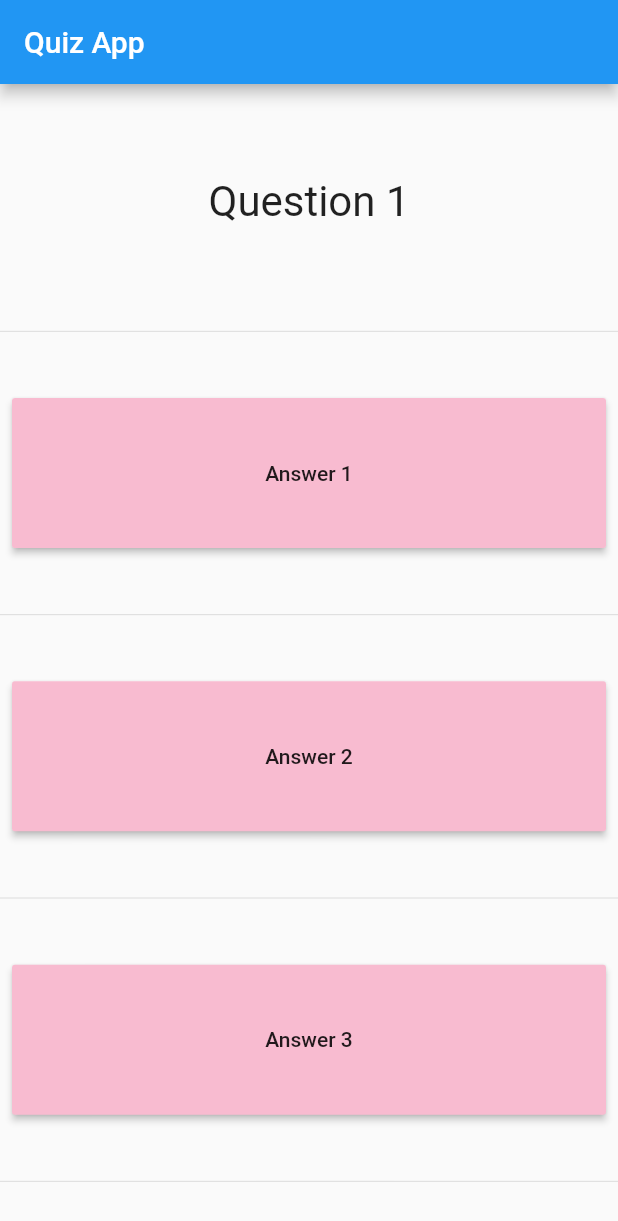
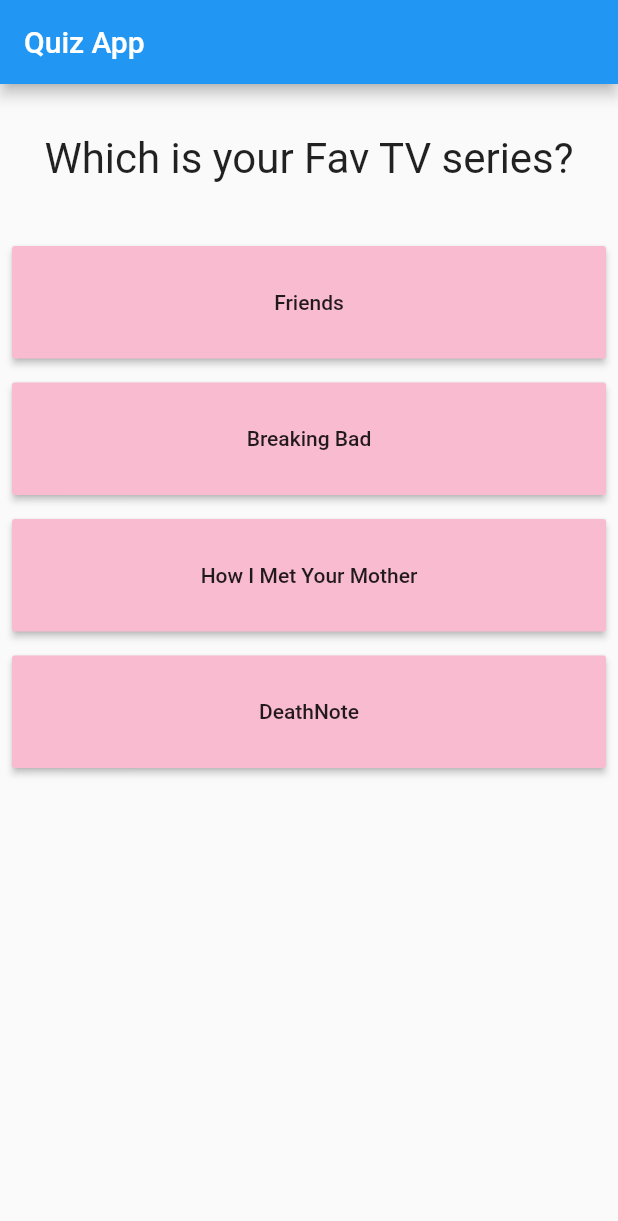
Before and after one commit to RavinderSokhal7/My_First_Flutter_App, a Flutter app: the screen it shows after launch, on a phone screen of 412 x 824 dp. Shown: the top 1221 px of the screen. Run offline on Flutter 3.47's test engine with Material 2 defaults, Android fonts, the phone set to English and light mode, and no system bars.

Commit message:
Add files via upload

```diff
--- a/lib/answers.dart
+++ b/lib/answers.dart
@@ -3,7 +3,11 @@ import 'package:flutter/material.dart';
 class Answer extends StatelessWidget {
   final Function handler;
   final String ans;
-  Answer(this.handler,this.ans);
+  //int score;
+  Answer({
+    @required this.handler,
+    @required this.ans,
+  });
 
   @override
   Widget build(BuildContext context) {
@@ -11,7 +15,7 @@ class Answer extends StatelessWidget {
       padding: const EdgeInsets.all(8.0),
       child: Container(
         width: double.infinity,
-        height: 100,
+        height: 75,
         child: RaisedButton(
           color: Colors.pink[100],
           splashColor: Colors.purple[200],
--- a/lib/main.dart
+++ b/lib/main.dart
@@ -1,6 +1,7 @@
 import 'package:flutter/material.dart';
-import './questions.dart';
-import './answers.dart';
+
+import './result.dart';
+import './quiz.dart';
 
 // void main() {
 //   runApp(MyApp());
@@ -9,21 +10,48 @@ void main() => runApp(MyApp());
 
 class MyApp extends StatefulWidget {
   @override
-  _MyAppState createState(){
+  _MyAppState createState() {
     return _MyAppState();
   }
 }
 
 class _MyAppState extends State<MyApp> {
+  var _questionIndex = 0;
+  var _totalScore = 0;
+  final _questions = const [
+    {
+      'questionText': 'Which is your Fav TV series?',
+      'answers': [
+        {'text': 'Friends', 'score': 8},
+        {'text': 'Breaking Bad', 'score': 10},
+        {'text': 'How I Met Your Mother', 'score': 8},
+        {'text': 'DeathNote', 'score': 6}
+      ]
+    },
+    {
+      'questionText': 'Which is your Fav Genre?',
+      'answers': [
+        {'text': 'RomCom', 'score': 8},
+        {'text': 'Horror', 'score': 6},
+        {'text': 'Action', 'score': 10},
+        {'text': 'Adventure', 'score': 9},
+        {'text': 'Anime', 'score': 6}
+      ]
+    },
+    {
+      'questionText': 'Do you like dogs?',
+      'answers': [
+        {'text': 'Yes', 'score': 10},
+        {'text': 'No', 'score': -10}
+      ]
+    },
+  ];
 
-  var _questionIndex = 0;
-
-  var _questions = ['Question 1','Questioin 2', 'Question 3'];
-
-  void _answerButtonPressed(){
+  void _answerButtonPressed(int score) {
     setState(() {
-      if(_questionIndex < _questions.length-1){
-        _questionIndex++;
+      if (_questionIndex < _questions.length) {
+        _totalScore += score;
+        _questionIndex = (_questionIndex + 1); // % _questions.length;
       }
     });
     print(_questionIndex);
@@ -35,19 +63,13 @@ class _MyAppState extends State<MyApp> {
         appBar: AppBar(
           title: Text("Quiz App"),
         ),
-        body: Column(
-          mainAxisAlignment: MainAxisAlignment.spaceEvenly,
-          children: <Widget>[
-            Question(_questions[_questionIndex]),
-            Divider(),
-            Answer(_answerButtonPressed, "Answer 1"),
-            Divider(),
-            Answer(_answerButtonPressed, "Answer 2"),
-            Divider(),
-            Answer(_answerButtonPressed, "Answer 3"),
-            Divider(),
-          ],
-        ),
+        body: (_questionIndex < _questions.length)
+            ? Quiz(
+                questionIndex: _questionIndex,
+                answerButtonPressed: _answerButtonPressed,
+                questions: _questions,
+              )
+            : Result(_totalScore),
       ),
     );
   }
--- /dev/null
+++ b/lib/quiz.dart
@@ -0,0 +1,33 @@
+import 'package:flutter/material.dart';
+import './answers.dart';
+import './questions.dart';
+
+class Quiz extends StatelessWidget {
+  final List<Map<String, Object>> questions;
+  final int questionIndex;
+  final Function answerButtonPressed;
+  //var score;
+
+  Quiz({
+    @required this.questionIndex,
+    @required this.questions,
+    @required this.answerButtonPressed,
+  });
+
+  @override
+  Widget build(BuildContext context) {
+    return ListView(
+      //mainAxisAlignment: MainAxisAlignment.spaceEvenly,
+      children: <Widget>[
+        Question(questions[questionIndex]['questionText']),
+        ...(questions[questionIndex]['answers'] as List<Map<String, Object>>)
+            .map((answer) {
+          return Answer(
+            handler: () => answerButtonPressed(answer['score']),
+            ans: answer['text'],
+          );
+        }).toList(),
+      ],
+    );
+  }
+}
--- /dev/null
+++ b/lib/result.dart
@@ -0,0 +1,19 @@
+import 'package:flutter/material.dart';
+
+class Result extends StatelessWidget {
+  final int totalScore;
+  Result(this.totalScore);
+  @override
+  Widget build(BuildContext context) {
+    print(totalScore);
+    String role;
+    role = (totalScore > 28) ? 'You are Cool! You like action and adventure.' : (totalScore > 25) ? 'You are fun! You stay lite and humble. That\'s cool' : (totalScore>21) ? 'You have different taste!' : 'You are Evil!';
+    return Center(
+      child: Padding(
+        padding: const EdgeInsets.all(8.0),
+        child: Text('Your Result :\n'+ role,
+            style: TextStyle(fontSize: 28), textAlign: TextAlign.center),
+      ),
+    );
+  }
+}
```
